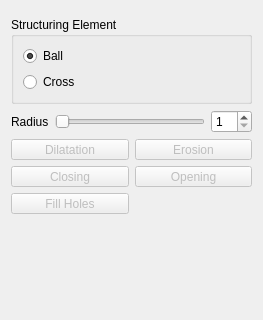
Before: the Qt Designer form Plugins/org.mitk.gui.qt.segmentation/src/internal/SegmentationUtilities/MorphologicalOperations/QmitkMorphologicalOperationsWidgetControls.ui in MITK/MITK, drawn with Qt 5; both pictures show x 0 to 263 and y 0 to 320 of the 263 by 469 pixel window.
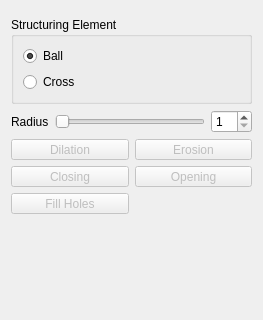
After: the same form once the commit is applied. Icons and pictures are not drawn. Custom widgets are drawn as their Qt base class.

Commit message: renamed button Dilatation -> Dilation

Patch:
```diff
--- a/Plugins/org.mitk.gui.qt.segmentation/src/internal/SegmentationUtilities/MorphologicalOperations/QmitkMorphologicalOperationsWidgetControls.ui
+++ b/Plugins/org.mitk.gui.qt.segmentation/src/internal/SegmentationUtilities/MorphologicalOperations/QmitkMorphologicalOperationsWidgetControls.ui
@@ -94,7 +94,7 @@
         </sizepolicy>
        </property>
        <property name="text">
-        <string>Dilatation</string>
+        <string>Dilation</string>
        </property>
        <property name="icon">
         <iconset resource="../../../../resources/MorphologicalOperationsWidget.qrc">
```
